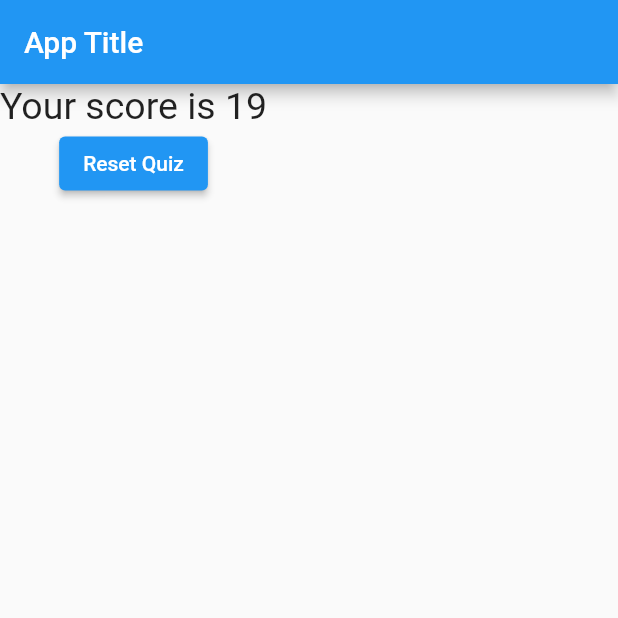
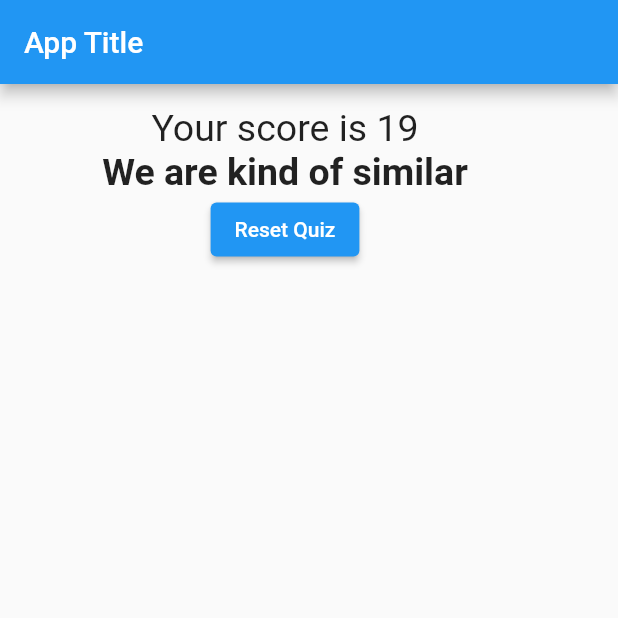
Before and after one commit to yaser-eftekhari/flutter-quiz, a Flutter app: the screen it shows after launch, after a tap on "Volleyball", after a tap on "Paris", after a tap on "Dark Knight", on a phone screen of 412 x 824 dp, the top half of it. Run offline on Flutter 3.47's test engine with Material 2 defaults, Android fonts, the phone set to English and light mode, and no system bars.

Commit message:
using getter in result widget. Also some styling for it

```diff
--- a/lib/result.dart
+++ b/lib/result.dart
@@ -6,16 +6,36 @@ class Result extends StatelessWidget {
 
   Result({required this.totalScore, required this.resetAction});
 
+  String get textResult {
+    if (totalScore < 10) return "We are not alike!";
+    if (totalScore < 20) return "We are kind of similar";
+
+    return "We are alike!";
+  }
+
   @override
   Widget build(BuildContext context) {
-    return Column(
+    return Container(
+      margin: EdgeInsets.all(15.0),
+      width: 350,
+      alignment: Alignment.center,
+      child: Column(
         children: [
           Text(
             "Your score is $totalScore",
             style: TextStyle(fontSize: 25),
           ),
+          Text(
+            textResult,
+            style: TextStyle(
+              fontSize: 25,
+              fontWeight: FontWeight.bold,
+            ),
+            textAlign: TextAlign.center,
+          ),
           ElevatedButton(onPressed: resetAction, child: Text("Reset Quiz")),
         ],
+      ),
     );
   }
 }
```
Lines whose indentation alone changed are shown as unchanged.
